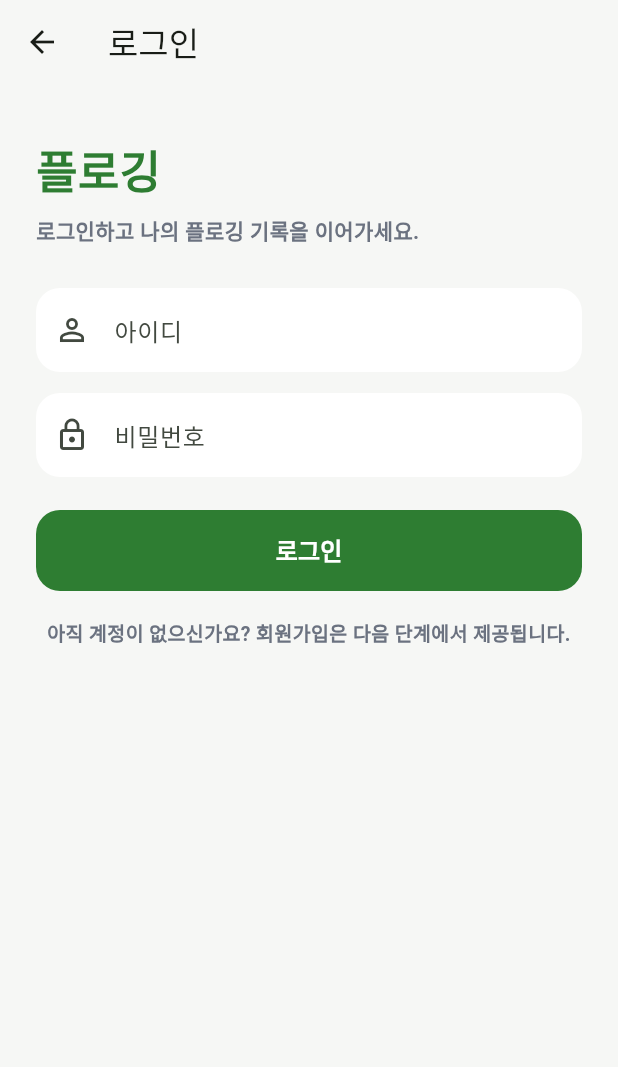
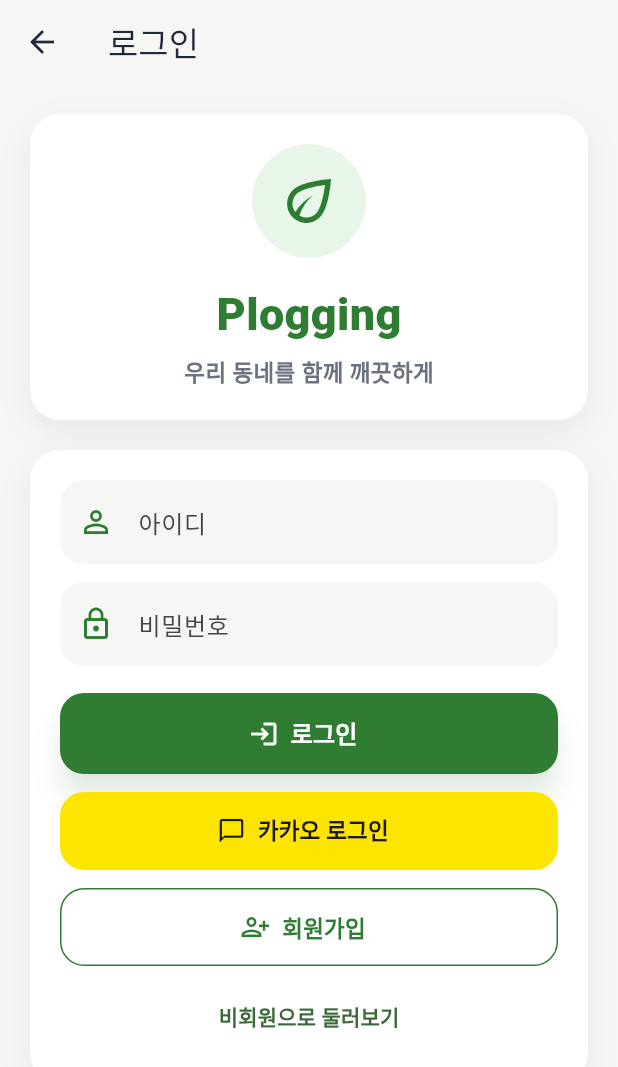
Before and after one commit to swan2407/plogging_app, a Flutter app: the LoginScreen screen opened directly, on a phone screen of 412 x 824 dp. Shown: the top 1067 px of the screen. Run offline on Flutter 3.47's test engine with Material 3 defaults, Android fonts, the phone set to English and light mode, and no system bars; our stand-ins replace flutter_svg.

Commit message:
Improve auth screens with mock signup flow

```diff
--- a/frontend/lib/features/auth/presentation/login_screen.dart
+++ b/frontend/lib/features/auth/presentation/login_screen.dart
@@ -1,6 +1,7 @@
 import 'package:flutter/material.dart';
 
 import '../../../core/auth/mock_auth_controller.dart';
+import 'signup_screen.dart';
 
 class LoginScreen extends StatelessWidget {
   const LoginScreen({super.key, this.popAfterLogin = false});
@@ -8,8 +9,11 @@
   final bool popAfterLogin;
 
   static const _green = Color(0xFF2E7D32);
+  static const _lightGreen = Color(0xFFE8F5E9);
   static const _background = Color(0xFFF6F7F5);
+  static const _darkText = Color(0xFF1F2937);
   static const _grayText = Color(0xFF6B7280);
+  static const _kakaoYellow = Color(0xFFFEE500);
 
   @override
   Widget build(BuildContext context) {
@@ -17,72 +21,60 @@
       backgroundColor: _background,
       appBar: AppBar(
         backgroundColor: _background,
+        foregroundColor: _darkText,
         elevation: 0,
         title: const Text('로그인'),
       ),
       body: SafeArea(
         child: ListView(
-          padding: const EdgeInsets.fromLTRB(24, 36, 24, 24),
+          padding: const EdgeInsets.fromLTRB(20, 20, 20, 28),
           children: [
-            const Text(
-              '플로깅',
-              style: TextStyle(
-                color: _green,
-                fontSize: 30,
-                fontWeight: FontWeight.w900,
+            const _LoginHero(),
+            const SizedBox(height: 20),
+            _AuthCard(
+              child: Column(
+                crossAxisAlignment: CrossAxisAlignment.stretch,
+                children: [
+                  const _AuthTextField(
+                    label: '아이디',
+                    icon: Icons.person_outline,
+                    textInputAction: TextInputAction.next,
                   ),
-            ),
-            const SizedBox(height: 8),
-            const Text(
-              '로그인하고 나의 플로깅 기록을 이어가세요.',
-              style: TextStyle(
-                color: _grayText,
-                fontSize: 14,
-                fontWeight: FontWeight.w600,
-              ),
-            ),
-            const SizedBox(height: 28),
-            const _LoginField(label: '아이디', icon: Icons.person_outline),
-            const SizedBox(height: 14),
-            const _LoginField(
+                  const SizedBox(height: 12),
+                  const _AuthTextField(
                     label: '비밀번호',
                     icon: Icons.lock_outline,
                     obscureText: true,
+                    textInputAction: TextInputAction.done,
                   ),
-            const SizedBox(height: 22),
-            SizedBox(
-              height: 54,
-              child: FilledButton(
-                onPressed: () {
-                  mockAuthController.login();
-
-                  if (popAfterLogin && Navigator.of(context).canPop()) {
-                    Navigator.of(context).popUntil((route) => route.isFirst);
-                  }
-                },
-                style: FilledButton.styleFrom(
-                  backgroundColor: _green,
-                  foregroundColor: Colors.white,
-                  shape: RoundedRectangleBorder(
-                    borderRadius: BorderRadius.circular(16),
+                  const SizedBox(height: 18),
+                  _PrimaryAuthButton(
+                    label: '로그인',
+                    icon: Icons.login,
+                    onPressed: () => _login(context),
+                  ),
+                  const SizedBox(height: 12),
+                  _KakaoPlaceholderButton(
+                    onPressed: () => _showPlaceholderMessage(
+                      context,
+                      '카카오 로그인은 아직 준비 중입니다.',
                     ),
                   ),
+                  const SizedBox(height: 12),
+                  _SecondaryAuthButton(
+                    label: '회원가입',
+                    icon: Icons.person_add_alt_1_outlined,
+                    onPressed: () => _openSignup(context),
+                  ),
+                  const SizedBox(height: 10),
+                  TextButton(
+                    onPressed: () => _browseAsGuest(context),
                     child: const Text(
-                  '로그인',
-                  style: TextStyle(fontSize: 16, fontWeight: FontWeight.w800),
+                      '비회원으로 둘러보기',
+                      style: TextStyle(fontWeight: FontWeight.w800),
                     ),
                   ),
-            ),
-            const SizedBox(height: 18),
-            const Center(
-              child: Text(
-                '아직 계정이 없으신가요? 회원가입은 다음 단계에서 제공됩니다.',
-                textAlign: TextAlign.center,
-                style: TextStyle(
-                  color: _grayText,
-                  fontSize: 13,
-                  fontWeight: FontWeight.w600,
-                ),
+                ],
               ),
             ),
           ],
@@ -90,33 +82,235 @@
       ),
     );
   }
+
+  void _login(BuildContext context) {
+    mockAuthController.login();
+    _returnToMainNavigation(context);
   }
 
-class _LoginField extends StatelessWidget {
-  const _LoginField({
+  void _browseAsGuest(BuildContext context) {
+    mockAuthController.logout();
+    _returnToMainNavigation(context);
+  }
+
+  void _openSignup(BuildContext context) {
+    Navigator.of(context).push(
+      MaterialPageRoute<void>(
+        builder: (context) => const SignupScreen(popAfterSignup: true),
+      ),
+    );
+  }
+
+  void _returnToMainNavigation(BuildContext context) {
+    if (Navigator.of(context).canPop()) {
+      Navigator.of(context).popUntil((route) => route.isFirst);
+    }
+  }
+
+  void _showPlaceholderMessage(BuildContext context, String message) {
+    ScaffoldMessenger.of(
+      context,
+    ).showSnackBar(SnackBar(content: Text(message)));
+  }
+}
+
+class _LoginHero extends StatelessWidget {
+  const _LoginHero();
+
+  @override
+  Widget build(BuildContext context) {
+    return const _AuthCard(
+      child: Column(
+        children: [
+          CircleAvatar(
+            radius: 38,
+            backgroundColor: LoginScreen._lightGreen,
+            child: Icon(
+              Icons.eco_outlined,
+              color: LoginScreen._green,
+              size: 44,
+            ),
+          ),
+          SizedBox(height: 16),
+          Text(
+            'Plogging',
+            style: TextStyle(
+              color: LoginScreen._green,
+              fontSize: 30,
+              fontWeight: FontWeight.w900,
+            ),
+          ),
+          SizedBox(height: 6),
+          Text(
+            '우리 동네를 함께 깨끗하게',
+            style: TextStyle(
+              color: LoginScreen._grayText,
+              fontSize: 15,
+              fontWeight: FontWeight.w700,
+            ),
+          ),
+        ],
+      ),
+    );
+  }
+}
+
+class _AuthTextField extends StatelessWidget {
+  const _AuthTextField({
     required this.label,
     required this.icon,
     this.obscureText = false,
+    this.textInputAction,
   });
 
   final String label;
   final IconData icon;
   final bool obscureText;
+  final TextInputAction? textInputAction;
 
   @override
   Widget build(BuildContext context) {
     return TextField(
       obscureText: obscureText,
+      textInputAction: textInputAction,
       decoration: InputDecoration(
         labelText: label,
-        prefixIcon: Icon(icon),
+        prefixIcon: Icon(icon, color: LoginScreen._green),
         filled: true,
-        fillColor: Colors.white,
+        fillColor: LoginScreen._background,
         border: OutlineInputBorder(
           borderRadius: BorderRadius.circular(16),
           borderSide: BorderSide.none,
+        ),
+        focusedBorder: OutlineInputBorder(
+          borderRadius: BorderRadius.circular(16),
+          borderSide: const BorderSide(color: LoginScreen._green, width: 1.4),
         ),
       ),
     );
   }
 }
+
+class _PrimaryAuthButton extends StatelessWidget {
+  const _PrimaryAuthButton({
+    required this.label,
+    required this.icon,
+    required this.onPressed,
+  });
+
+  final String label;
+  final IconData icon;
+  final VoidCallback onPressed;
+
+  @override
+  Widget build(BuildContext context) {
+    return SizedBox(
+      height: 54,
+      child: FilledButton.icon(
+        onPressed: onPressed,
+        icon: Icon(icon, size: 20),
+        label: Text(
+          label,
+          style: const TextStyle(fontSize: 16, fontWeight: FontWeight.w900),
+        ),
+        style: FilledButton.styleFrom(
+          backgroundColor: LoginScreen._green,
+          foregroundColor: Colors.white,
+          elevation: 8,
+          shadowColor: LoginScreen._green.withValues(alpha: 0.24),
+          shape: RoundedRectangleBorder(
+            borderRadius: BorderRadius.circular(16),
+          ),
+        ),
+      ),
+    );
+  }
+}
+
+class _SecondaryAuthButton extends StatelessWidget {
+  const _SecondaryAuthButton({
+    required this.label,
+    required this.icon,
+    required this.onPressed,
+  });
+
+  final String label;
+  final IconData icon;
+  final VoidCallback onPressed;
+
+  @override
+  Widget build(BuildContext context) {
+    return SizedBox(
+      height: 52,
+      child: OutlinedButton.icon(
+        onPressed: onPressed,
+        icon: Icon(icon, size: 20),
+        label: Text(
+          label,
+          style: const TextStyle(fontSize: 15, fontWeight: FontWeight.w900),
+        ),
+        style: OutlinedButton.styleFrom(
+          foregroundColor: LoginScreen._green,
+          side: const BorderSide(color: LoginScreen._green),
+          shape: RoundedRectangleBorder(
+            borderRadius: BorderRadius.circular(16),
+          ),
+        ),
+      ),
+    );
+  }
+}
+
+class _KakaoPlaceholderButton extends StatelessWidget {
+  const _KakaoPlaceholderButton({required this.onPressed});
+
+  final VoidCallback onPressed;
+
+  @override
+  Widget build(BuildContext context) {
+    return SizedBox(
+      height: 52,
+      child: FilledButton.icon(
+        onPressed: onPressed,
+        icon: const Icon(Icons.chat_bubble_outline, size: 19),
+        label: const Text(
+          '카카오 로그인',
+          style: TextStyle(fontSize: 15, fontWeight: FontWeight.w900),
+        ),
+        style: FilledButton.styleFrom(
+          backgroundColor: LoginScreen._kakaoYellow,
+          foregroundColor: const Color(0xFF191919),
+          elevation: 0,
+          shape: RoundedRectangleBorder(
+            borderRadius: BorderRadius.circular(16),
+          ),
+        ),
+      ),
+    );
+  }
+}
+
+class _AuthCard extends StatelessWidget {
+  const _AuthCard({required this.child});
+
+  final Widget child;
+
+  @override
+  Widget build(BuildContext context) {
+    return Container(
+      padding: const EdgeInsets.all(20),
+      decoration: BoxDecoration(
+        color: Colors.white,
+        borderRadius: BorderRadius.circular(20),
+        boxShadow: [
+          BoxShadow(
+            color: Colors.black.withValues(alpha: 0.06),
+            blurRadius: 18,
+            offset: const Offset(0, 8),
+          ),
+        ],
+      ),
+      child: child,
+    );
+  }
+}
```
Also changed, not shown: frontend/lib/features/auth/presentation/signup_screen.dart (added, +320 -0 lines). Lines whose indentation alone changed are shown as unchanged.
